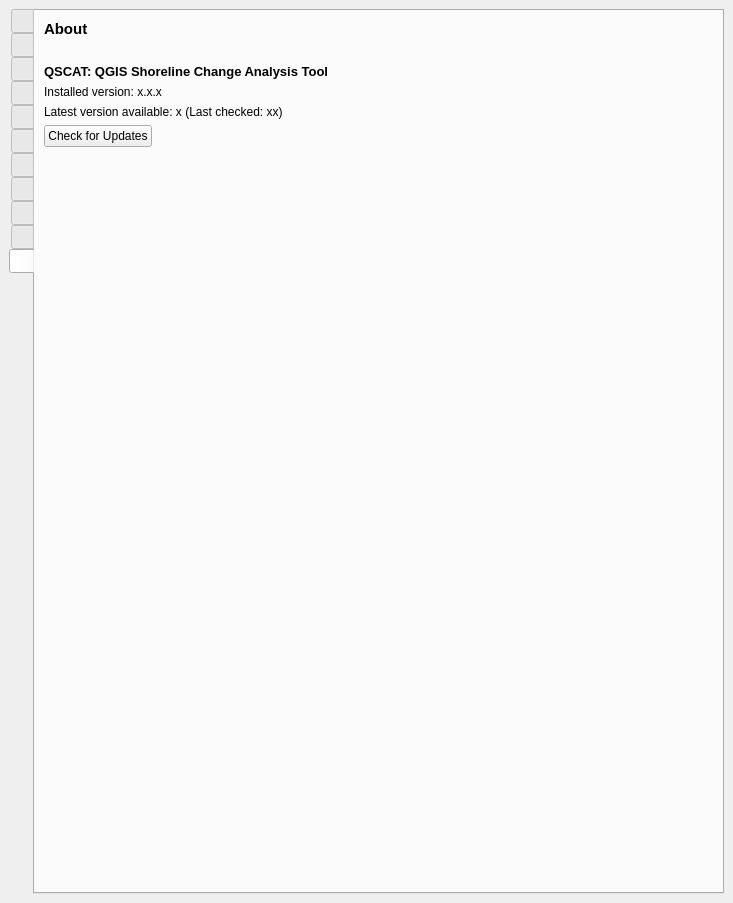
Before: the Qt Designer form qscat/qscat_dockwidget_base.ui in qscat/qscat, drawn with Qt 5.
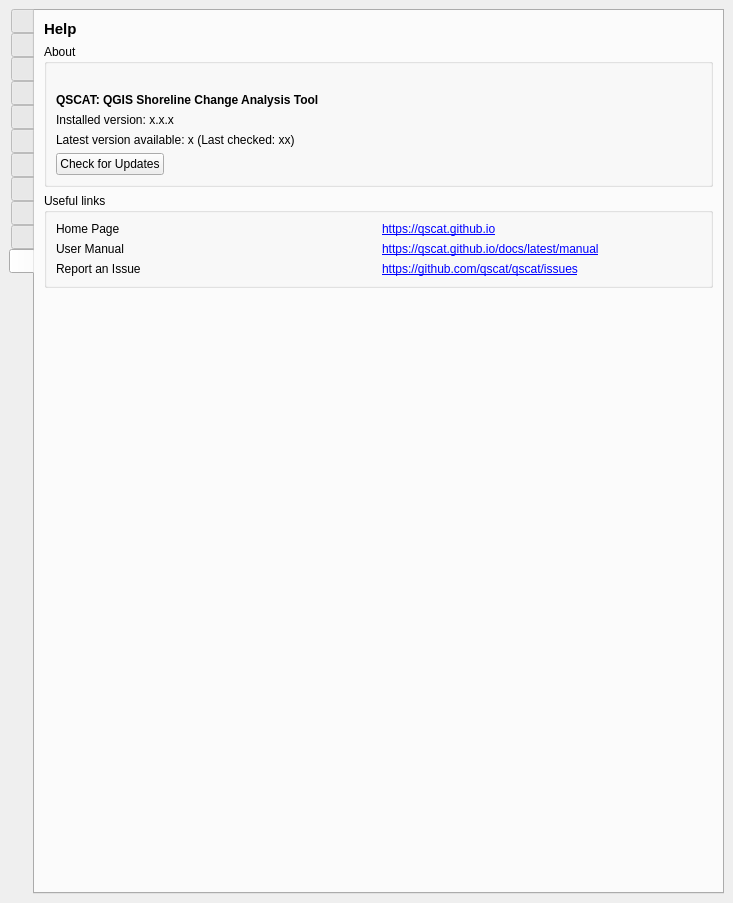
After: the same form once the commit is applied. The open tabs and pages were chosen to show the change. Icons and pictures are not drawn. Custom widgets are drawn as their Qt base class.

Commit message: refactor: major refactor; format

```diff
--- a/qscat/qscat_dockwidget_base.ui
+++ b/qscat/qscat_dockwidget_base.ui
@@ -2536,7 +2536,7 @@
            </font>
           </property>
           <property name="text">
-           <string>About</string>
+           <string>Help</string>
           </property>
           <property name="margin">
            <number>5</number>
@@ -2544,6 +2544,12 @@
          </widget>
         </item>
         <item>
+         <widget class="QGroupBox" name="groupBox_15">
+          <property name="title">
+           <string>About</string>
+          </property>
+          <layout class="QVBoxLayout" name="verticalLayout_15">
+           <item alignment="Qt::AlignLeft">
          <widget class="QLabel" name="label_44">
           <property name="text">
            <string/>
@@ -2563,7 +2569,6 @@
          <widget class="QLabel" name="label_15">
           <property name="font">
            <font>
-            <pointsize>10</pointsize>
             <weight>75</weight>
             <bold>true</bold>
            </font>
@@ -2601,6 +2606,87 @@
           <property name="text">
            <string>Check for Updates</string>
           </property>
+            </widget>
+           </item>
+          </layout>
+         </widget>
+        </item>
+        <item>
+         <widget class="QGroupBox" name="groupBox_13">
+          <property name="title">
+           <string>Useful links</string>
+          </property>
+          <layout class="QGridLayout" name="gridLayout_4">
+           <item row="0" column="0">
+            <widget class="QLabel" name="label_53">
+             <property name="text">
+              <string>Home Page</string>
+             </property>
+            </widget>
+           </item>
+           <item row="0" column="1">
+            <widget class="QLabel" name="label_52">
+             <property name="text">
+              <string>&lt;html&gt;&lt;head/&gt;&lt;body&gt;&lt;p&gt;&lt;a href=&quot;https://qscat.github.io&quot;&gt;&lt;span style=&quot; text-decoration: underline; color:#0000ff;&quot;&gt;https://qscat.github.io&lt;/span&gt;&lt;/a&gt;&lt;/p&gt;&lt;/body&gt;&lt;/html&gt;</string>
+             </property>
+             <property name="textFormat">
+              <enum>Qt::RichText</enum>
+             </property>
+             <property name="openExternalLinks">
+              <bool>true</bool>
+             </property>
+             <property name="textInteractionFlags">
+              <set>Qt::TextBrowserInteraction</set>
+             </property>
+            </widget>
+           </item>
+           <item row="1" column="0">
+            <widget class="QLabel" name="label_50">
+             <property name="text">
+              <string>User Manual</string>
+             </property>
+            </widget>
+           </item>
+           <item row="1" column="1">
+            <widget class="QLabel" name="label_51">
+             <property name="text">
+              <string>&lt;html&gt;&lt;head/&gt;&lt;body&gt;&lt;p&gt;&lt;a href=&quot;https://qscat.github.io/docs/latest/manual&quot;&gt;&lt;span style=&quot; text-decoration: underline; color:#0000ff;&quot;&gt;https://qscat.github.io/docs/latest/manual&lt;/span&gt;&lt;/a&gt;&lt;/p&gt;&lt;/body&gt;&lt;/html&gt;</string>
+             </property>
+             <property name="textFormat">
+              <enum>Qt::RichText</enum>
+             </property>
+             <property name="openExternalLinks">
+              <bool>true</bool>
+             </property>
+             <property name="textInteractionFlags">
+              <set>Qt::TextBrowserInteraction</set>
+             </property>
+            </widget>
+           </item>
+           <item row="2" column="0">
+            <widget class="QLabel" name="label_55">
+             <property name="text">
+              <string>Report an Issue</string>
+             </property>
+            </widget>
+           </item>
+           <item row="2" column="1">
+            <widget class="QLabel" name="label_54">
+             <property name="text">
+              <string>&lt;html&gt;&lt;head/&gt;&lt;body&gt;&lt;p&gt;&lt;a href=&quot;https://github.com/qscat/qscat/issues&quot;&gt;&lt;span style=&quot; text-decoration: underline; color:#0000ff;&quot;&gt;https://github.com/qscat/qscat/issues&lt;/span&gt;&lt;/a&gt;&lt;/p&gt;&lt;/body&gt;&lt;/html&gt;</string>
+             </property>
+             <property name="textFormat">
+              <enum>Qt::RichText</enum>
+             </property>
+             <property name="openExternalLinks">
+              <bool>true</bool>
+             </property>
+             <property name="textInteractionFlags">
+              <set>Qt::TextBrowserInteraction</set>
+             </property>
+            </widget>
+           </item>
+          </layout>
          </widget>
         </item>
         <item>
```
Left out of the diff: 154 changed lines with no effect on the pictures. Lines whose indentation alone changed are shown as unchanged. The commit also changes 38 other files.
